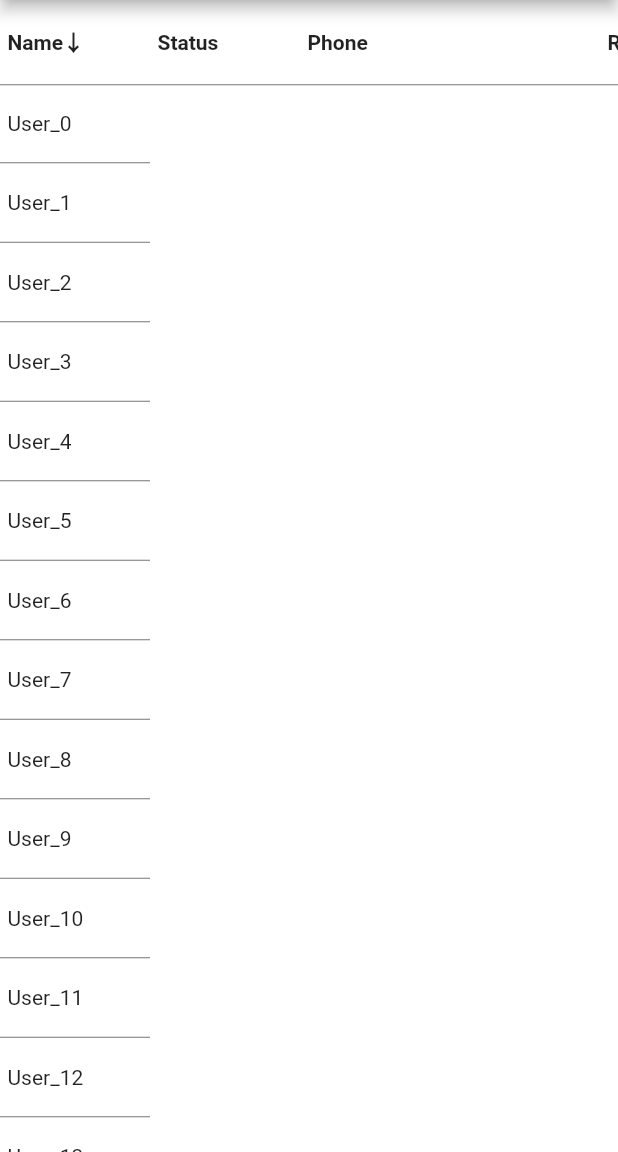
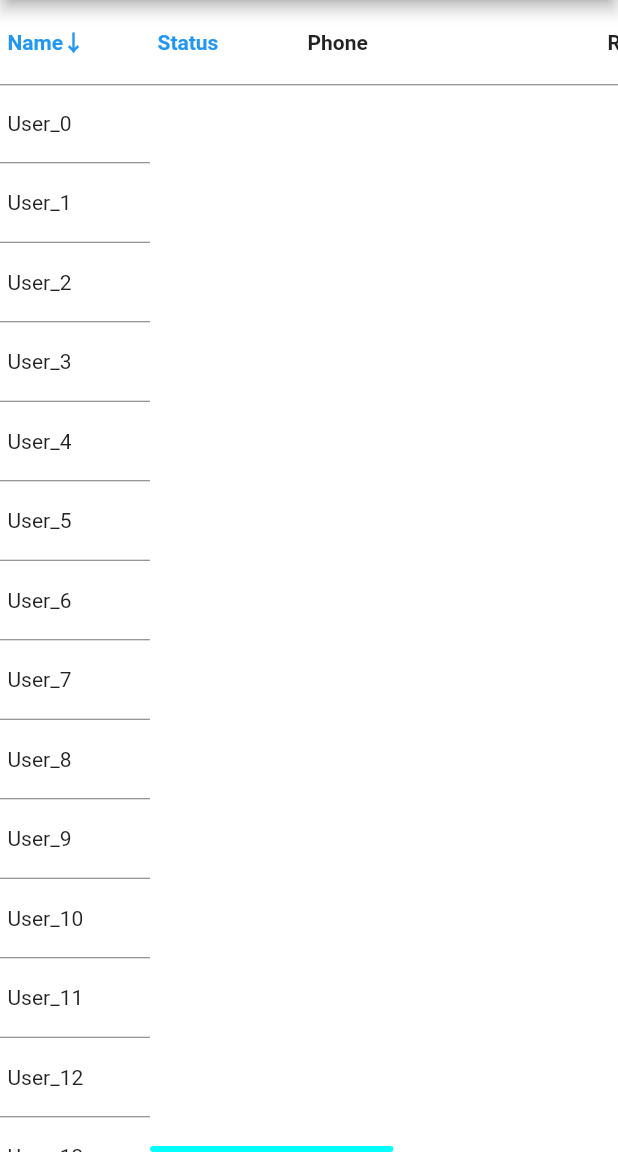
Before and after one commit to MayLau-CbL/flutter_horizontal_data_table, a Flutter app: the screen it shows after launch, on a phone screen of 412 x 824 dp, the part 84-1236 px from its top. Run offline on Flutter 3.47's test engine with Material 2 defaults, Android fonts, the phone set to English and light mode, and no system bars; statements that could not run were skipped.

Commit message:
Feature: custom scroll bar
* added custom scroll bar handling

* fixed example project button padding

* fixed README.md

```diff
--- a/example/lib/main.dart
+++ b/example/lib/main.dart
@@ -66,6 +66,18 @@ class _MyHomePageState extends State<MyHomePage> {
         ),
         leftHandSideColBackgroundColor: Color(0xFFFFFFFF),
         rightHandSideColBackgroundColor: Color(0xFFFFFFFF),
+        verticalScrollbarStyle: const ScrollbarStyle(
+          isAlwaysShown: true,
+          thumbColor: Color(0xFFFFFF00),
+          thickness: 4.0,
+          radius: Radius.circular(5.0),
+        ),
+        horizontalScrollbarStyle: const ScrollbarStyle(
+          isAlwaysShown: true,
+          thumbColor: Color(0xFF00FFFF),
+          thickness: 4.0,
+          radius: Radius.circular(5.0),
+        ),
         enablePullToRefresh: true,
         refreshIndicator: const WaterDropHeader(),
         refreshIndicatorHeight: 60,
@@ -82,8 +94,10 @@ class _MyHomePageState extends State<MyHomePage> {
 
   List<Widget> _getTitleWidget() {
     return [
-      FlatButton(
-        padding: EdgeInsets.all(0),
+      TextButton(
+        style: TextButton.styleFrom(
+          padding: EdgeInsets.zero,
+        ),
         child: _getTitleItemWidget(
             'Name' + (sortType == sortName ? (isAscending ? '↓' : '↑') : ''),
             100),
@@ -94,8 +108,10 @@ class _MyHomePageState extends State<MyHomePage> {
           setState(() {});
         },
       ),
-      FlatButton(
-        padding: EdgeInsets.all(0),
+      TextButton(
+        style: TextButton.styleFrom(
+          padding: EdgeInsets.zero,
+        ),
         child: _getTitleItemWidget(
             'Status' +
                 (sortType == sortStatus ? (isAscending ? '↓' : '↑') : ''),
--- a/lib/horizontal_data_table.dart
+++ b/lib/horizontal_data_table.dart
@@ -1,4 +1,7 @@
 ///Exxport File
+
+///Scrollbar Style
+export 'package:horizontal_data_table/scroll/scroll_bar_style.dart';
 
 ///Wrapper Controller
 export 'package:horizontal_data_table/refresh/hdt_refresh_controller.dart';
@@ -17,11 +20,13 @@ import 'package:horizontal_data_table/model/scroll_shadow_model.dart';
 import 'package:horizontal_data_table/refresh/non_bounce_back_scroll_physics.dart';
 import 'package:horizontal_data_table/refresh/hdt_refresh_controller.dart';
 import 'package:horizontal_data_table/refresh/pull_to_refresh/src/smart_refresher.dart';
+import 'package:horizontal_data_table/scroll/scroll_bar_style.dart';
 
 import 'package:provider/provider.dart';
 
 import 'delegate/base_layout_view_delegate.dart';
 import 'delegate/list_view_layout_delegate.dart';
+import 'scroll/custom_scroll_bar.dart';
 import 'scroll/sync_scroll_controller_manager.dart';
 
 ///
@@ -75,6 +80,12 @@ class HorizontalDataTable extends StatefulWidget {
   ///Horizontal scroll controller, expose for allowing maunally jump to specific offset position.
   final ScrollController horizontalScrollController;
 
+  ///Vertical Scrollbar Style. Default the scrollbar is using that platform's sysmtem setting.
+  final ScrollbarStyle verticalScrollbarStyle;
+
+  ///Horizontal Scrollbar Style. Default the scrollbar is using that platform's sysmtem setting.
+  final ScrollbarStyle horizontalScrollbarStyle;
+
   ///Flag to indicate whether enable the pull_to_refresh function
   ///Default is false
   final bool enablePullToRefresh;
@@ -116,6 +127,8 @@ class HorizontalDataTable extends StatefulWidget {
     this.rightHandSideColBackgroundColor = Colors.white,
     this.horizontalScrollController,
     this.verticalScrollController,
+    this.verticalScrollbarStyle,
+    this.horizontalScrollbarStyle,
     this.enablePullToRefresh = false,
     this.refreshIndicatorHeight = 60.0,
     this.htdRefreshController,
@@ -263,6 +276,9 @@ class _HorizontalDataTableState extends State<HorizontalDataTable> {
         ),
         LayoutId(
           id: BaseLayoutView.RightListView,
+          child: CustomScrollBar(
+            controller: this._rightHorizontalScrollController,
+            scrollbarStyle: widget.horizontalScrollbarStyle,
             child: SingleChildScrollView(
               controller: _rightHorizontalScrollController,
               child: Container(
@@ -272,7 +288,10 @@ class _HorizontalDataTableState extends State<HorizontalDataTable> {
                   listViewWidth: widget.rightHandSideColumnWidth,
                   header: Row(children: widget.headerWidgets.sublist(1)),
                   listView: _getScrollColumn(
-                  _getRightHandSideListView(),
+                    CustomScrollBar(
+                        controller: this._rightHandSideListViewScrollController,
+                        scrollbarStyle: widget.verticalScrollbarStyle,
+                        child: _getRightHandSideListView()),
                     this._rightHandSideListViewScrollController,
                     rightScrollControllerLabel,
                   ),
@@ -280,6 +299,7 @@ class _HorizontalDataTableState extends State<HorizontalDataTable> {
                 width: widget.rightHandSideColumnWidth,
               ),
               scrollDirection: Axis.horizontal,
+            ),
           ),
         ),
         LayoutId(
--- /dev/null
+++ b/lib/scroll/custom_scroll_bar.dart
@@ -0,0 +1,39 @@
+import 'package:flutter/material.dart';
+import 'package:flutter/widgets.dart';
+
+import 'scroll_bar_style.dart';
+
+class CustomScrollBar extends StatelessWidget {
+  final ScrollController controller;
+  final ScrollbarStyle scrollbarStyle;
+  final Widget child;
+
+  const CustomScrollBar({
+    Key key,
+    this.controller,
+    this.scrollbarStyle,
+    this.child,
+  }) : super(key: key);
+
+  @override
+  Widget build(BuildContext context) {
+    if (this.scrollbarStyle?.thumbColor != null) {
+      return RawScrollbar(
+        controller: this.controller,
+        isAlwaysShown: this.scrollbarStyle.isAlwaysShown,
+        thickness: this.scrollbarStyle.thickness,
+        radius: this.scrollbarStyle.radius,
+        thumbColor: this.scrollbarStyle.thumbColor,
+        child: this.child,
+      );
+    }
+
+    return Scrollbar(
+      controller: this.controller,
+      isAlwaysShown: this.scrollbarStyle.isAlwaysShown,
+      thickness: this.scrollbarStyle.thickness,
+      radius: this.scrollbarStyle.radius,
+      child: this.child,
+    );
+  }
+}
--- /dev/null
+++ b/lib/scroll/scroll_bar_style.dart
@@ -0,0 +1,25 @@
+import 'dart:ui';
+
+import 'package:flutter/material.dart';
+
+///Customizing scroll bar style. If not set thumbColor, other configuration will applied with the plaform system style scroll bar. If a specific Color is set for the thumb, all platform will use the [RawScrollbar] with the config set in this class.
+class ScrollbarStyle {
+  ///Set whether always display thumb
+  final bool isAlwaysShown;
+
+  ///Set the thickness of thumb. If thickness is null, the default value is platform dependent.
+  final double thickness;
+
+  ///Set raius of the thumb. If radius is null, the default value is platform dependent.
+  final Radius radius;
+
+  ///Set customized thumb color. If thumbColor is null, the default value is platform dependent.
+  final Color thumbColor;
+
+  const ScrollbarStyle({
+    this.isAlwaysShown = false,
+    this.thickness,
+    this.radius,
+    this.thumbColor,
+  });
+}
--- a/pubspec.yaml
+++ b/pubspec.yaml
@@ -1,6 +1,6 @@
 name: horizontal_data_table
 description: A horizontal data table with a fixed column on left handside.
-version: 2.3.0
+version: 2.4.0
 author: May Lau<may.lau.dev@gmail.com>
 homepage: https://github.com/MayLau-CbL/flutter_horizontal_data_table
 
```
Also changed, not shown: example/pubspec.lock, 2 other files. Lines whose indentation alone changed are shown as unchanged.
